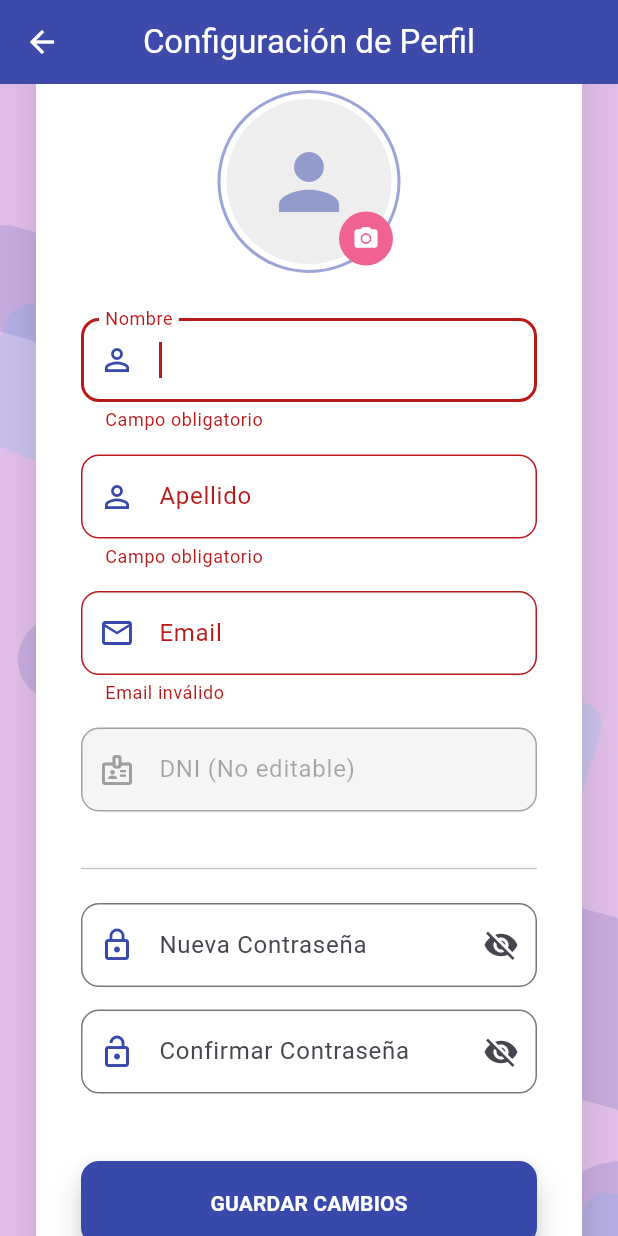
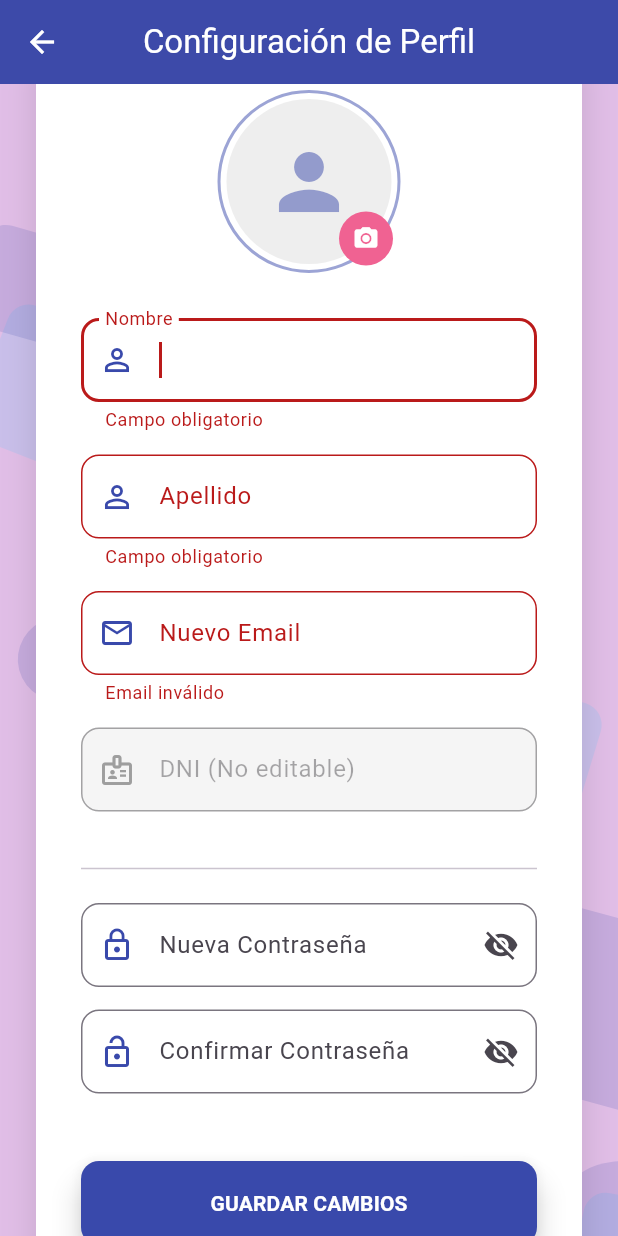
Before and after one commit to ShifuDanySan/elos_rubrik, a Flutter app: the ProfileEditScreen screen opened directly, scrolled down 50 dp, after a tap on "GUARDAR CAMBIOS", on a phone screen of 412 x 824 dp. Run offline on Flutter 3.47's test engine with Material 3 defaults, Android fonts, the phone set to English and light mode, and no system bars; our stand-ins replace cloud_firestore, file_picker, firebase_auth, firebase_core, firebase_storage, image_picker and 2 more; missing offline and left inert: excel; accounts and stored records are empty.

Commit message:
Confirmación de cambio de mail

```diff
--- a/lib/profile_edit_screen.dart
+++ b/lib/profile_edit_screen.dart
@@ -6,7 +6,7 @@ import 'package:firebase_storage/firebase_storage.dart';
 import 'package:image_picker/image_picker.dart';
 import 'dart:io';
 import 'package:flutter/foundation.dart' show kIsWeb;
-import 'login_register_screen.dart'; // Asegúrate de que FloatingShapesBackground esté aquí
+import 'login_register_screen.dart';
 
 class ProfileEditScreen extends StatefulWidget {
   const ProfileEditScreen({super.key});
@@ -21,6 +21,7 @@ class _ProfileEditScreenState extends State<ProfileEditScreen> {
   bool _isSaving = false;
   bool _mostrarPassword = false;
   String? _photoUrl;
+  String _emailOriginal = ""; // Para comparar si el mail cambió
 
   // Controllers
   final TextEditingController _nombreController = TextEditingController();
@@ -71,7 +72,8 @@ class _ProfileEditScreenState extends State<ProfileEditScreen> {
           setState(() {
             _nombreController.text = data['nombre'] ?? '';
             _apellidoController.text = data['apellido'] ?? '';
-            _emailController.text = data['email'] ?? '';
+            _emailOriginal = data['email'] ?? ''; // Guardamos el original
+            _emailController.text = _emailOriginal;
             _photoUrl = data['photoUrl'];
             _dniController.text = _formatearDni(data['dni'] ?? '');
             _isLoading = false;
@@ -81,7 +83,6 @@ class _ProfileEditScreenState extends State<ProfileEditScreen> {
     } catch (e) {
       debugPrint("Error al cargar perfil: $e");
     } finally {
-      // Regla: El cursor empieza en el primer campo
       WidgetsBinding.instance.addPostFrameCallback((_) {
         _nombreFocus.requestFocus();
       });
@@ -127,13 +128,10 @@ class _ProfileEditScreenState extends State<ProfileEditScreen> {
       });
 
       ScaffoldMessenger.of(context).showSnackBar(
-        const SnackBar(content: Text("Foto actualizada correctamente"), backgroundColor: Colors.green),
+        const SnackBar(content: Text("Foto actualizada"), backgroundColor: Colors.green),
       );
     } catch (e) {
       setState(() => _isSaving = false);
-      ScaffoldMessenger.of(context).showSnackBar(
-        SnackBar(content: Text("Error al subir imagen: $e"), backgroundColor: Colors.red),
-      );
     }
   }
 
@@ -141,20 +139,42 @@ class _ProfileEditScreenState extends State<ProfileEditScreen> {
     if (!_formKey.currentState!.validate()) return;
     setState(() => _isSaving = true);
     final user = FirebaseAuth.instance.currentUser;
+    bool emailCambiado = false;
+
     try {
-      if (_emailController.text.trim() != user?.email) {
+      // 1. Lógica de Cambio de Email con Verificación Obligatoria
+      if (_emailController.text.trim() != _emailOriginal) {
+        // Envía el correo de verificación al NUEVO email.
+        // El email en Firebase Auth NO cambia hasta que el usuario verifique.
         await user?.verifyBeforeUpdateEmail(_emailController.text.trim());
+        emailCambiado = true;
       }
+
+      // 2. Cambio de Password (si se escribió algo)
       if (_passwordController.text.isNotEmpty) {
         await user?.updatePassword(_passwordController.text);
       }
+
+      // 3. Actualización en Firestore
+      // IMPORTANTE: NO actualizamos el campo 'email' en Firestore todavía.
+      // Solo actualizamos nombre y apellido. El mail se actualizará en Firestore
+      // la próxima vez que el usuario inicie sesión tras haber verificado.
       await FirebaseFirestore.instance.collection('usuarios').doc(user!.uid).update({
         'nombre': _nombreController.text.trim(),
         'apellido': _apellidoController.text.trim(),
-        'email': _emailController.text.trim(),
+        // Notar que omitimos el campo 'email' aquí para que no cambie sin verificar
       });
+
       if (!mounted) return;
-      Navigator.pop(context);
+
+      if (emailCambiado) {
+        _mostrarAlertaEmail();
+      } else {
+        ScaffoldMessenger.of(context).showSnackBar(
+          const SnackBar(content: Text('Datos actualizados'), backgroundColor: Colors.green),
+        );
+        Navigator.pop(context);
+      }
     } catch (e) {
       ScaffoldMessenger.of(context).showSnackBar(
         SnackBar(content: Text('Error: $e'), backgroundColor: Colors.red),
@@ -162,6 +182,26 @@ class _ProfileEditScreenState extends State<ProfileEditScreen> {
     } finally {
       if (mounted) setState(() => _isSaving = false);
     }
+  }
+
+  void _mostrarAlertaEmail() {
+    showDialog(
+      context: context,
+      barrierDismissible: false,
+      builder: (context) => AlertDialog(
+        title: const Text("Verificación enviada"),
+        content: const Text("Se ha enviado un correo de confirmación a tu nueva dirección. El cambio de email solo se hará efectivo cuando lo verifiques."),
+        actions: [
+          TextButton(
+            onPressed: () {
+              Navigator.pop(context); // Cierra diálogo
+              Navigator.pop(context); // Vuelve al Home
+            },
+            child: const Text("ENTENDIDO"),
+          ),
+        ],
+      ),
+    );
   }
 
   @override
@@ -206,13 +246,12 @@ class _ProfileEditScreenState extends State<ProfileEditScreen> {
       child: Column(
         crossAxisAlignment: CrossAxisAlignment.stretch,
         children: [
-          // SECCIÓN DE FOTO CON CONTORNO SIEMPRE VISIBLE
           Center(
             child: Stack(
               alignment: Alignment.center,
               children: [
                 Container(
-                  padding: const EdgeInsets.all(4), // Espacio para el contorno
+                  padding: const EdgeInsets.all(4),
                   decoration: BoxDecoration(
                     shape: BoxShape.circle,
                     border: Border.all(color: primaryColor.withOpacity(0.5), width: 2),
@@ -265,7 +304,7 @@ class _ProfileEditScreenState extends State<ProfileEditScreen> {
           ),
           _buildField(
             controller: _emailController,
-            label: 'Email',
+            label: 'Nuevo Email',
             icon: Icons.email_outlined,
             focusNode: _emailFocus,
             nextFocus: _passFocus,
```
